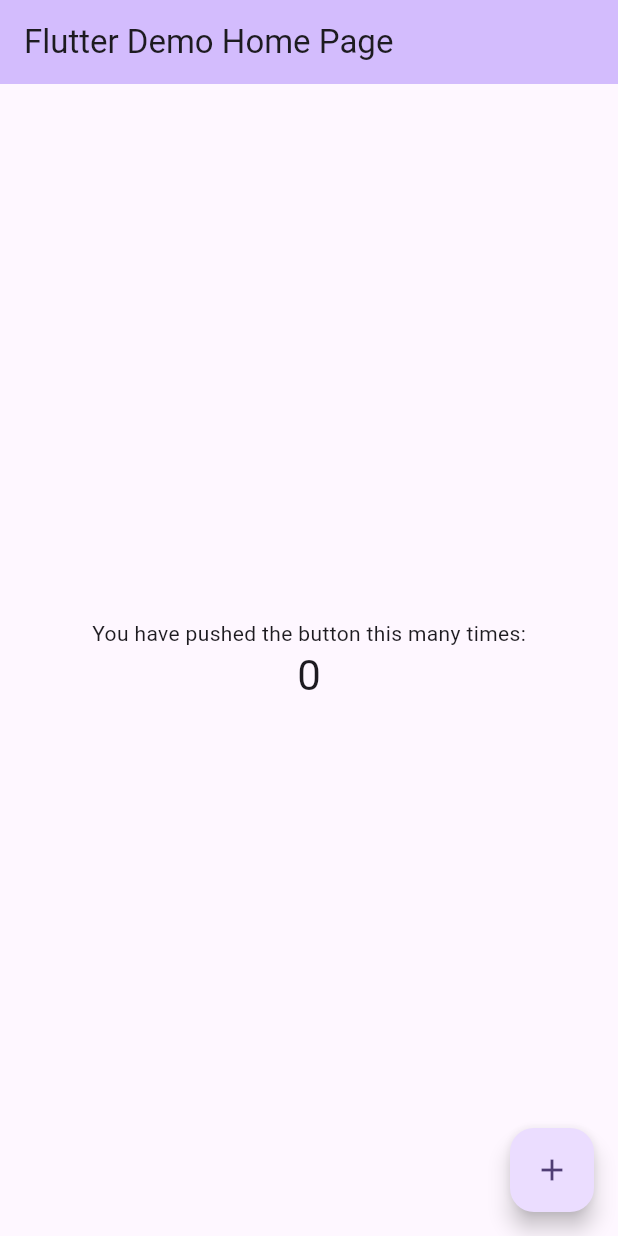
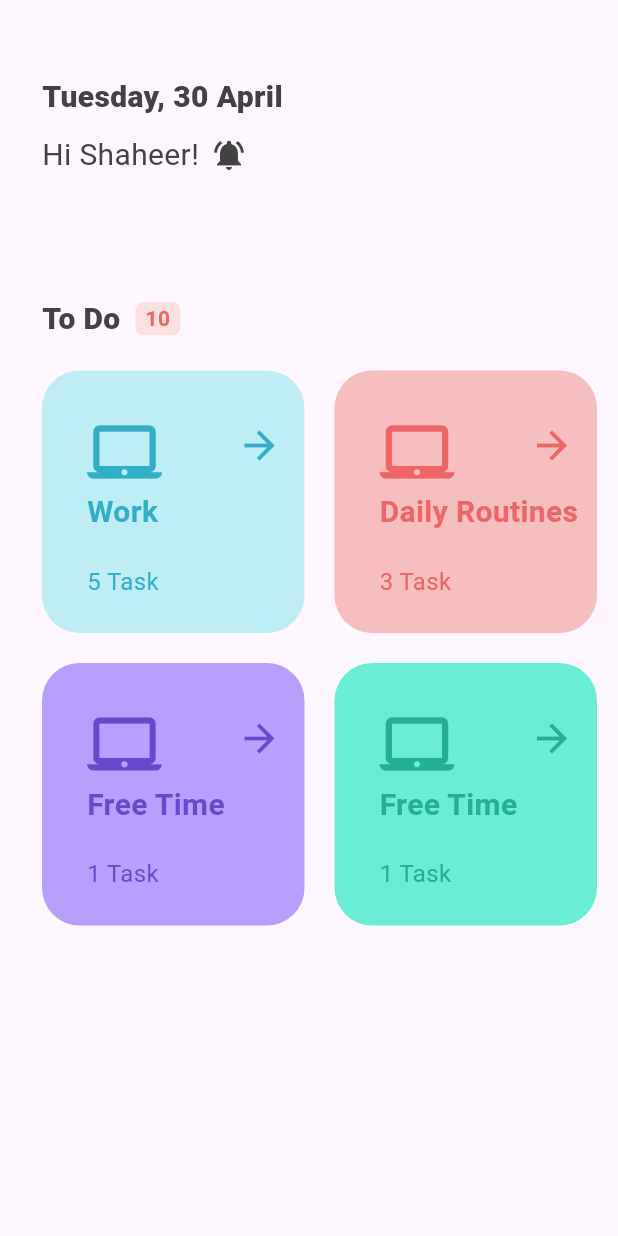
Before and after one commit to meetshaheer/Daily-Plan-App, a Flutter app: the screen it shows after launch, on a phone screen of 412 x 824 dp. Run offline on Flutter 3.47's test engine with Material 3 defaults, Android fonts, the phone set to English and light mode, and no system bars.

Commit message:
Creating Padding Extension, Main Categories containers custom widgets, passing values through constructor, reuse categories container widget multiple time.

```diff
--- /dev/null
+++ b/daily_plainer/lib/extensions/paddingext.dart
@@ -0,0 +1,38 @@
+import 'package:flutter/material.dart';
+
+extension PaddingExtension on Widget {
+  Widget paddingAll(double padding) {
+    return Padding(
+      padding: EdgeInsets.all(padding),
+      child: this,
+    );
+  }
+
+  Widget paddingLeft(double leftPadding) {
+    return Padding(
+      padding: EdgeInsets.only(left: leftPadding),
+      child: this,
+    );
+  }
+
+  Widget paddingRight(double rightPadding) {
+    return Padding(
+      padding: EdgeInsets.only(right: rightPadding),
+      child: this,
+    );
+  }
+
+  Widget paddingTop(double topPadding) {
+    return Padding(
+      padding: EdgeInsets.only(top: topPadding),
+      child: this,
+    );
+  }
+
+  Widget paddingBottom(double bottomPadding) {
+    return Padding(
+      padding: EdgeInsets.only(bottom: bottomPadding),
+      child: this,
+    );
+  }
+}
--- a/daily_plainer/lib/main.dart
+++ b/daily_plainer/lib/main.dart
@@ -1,125 +1,17 @@
+import 'package:daily_plainer/plannerView.dart';
 import 'package:flutter/material.dart';
 
 void main() {
-  runApp(const MyApp());
+  runApp(const myApp());
 }
 
-class MyApp extends StatelessWidget {
-  const MyApp({super.key});
+class myApp extends StatelessWidget {
+  const myApp({super.key});
 
-  // This widget is the root of your application.
   @override
   Widget build(BuildContext context) {
-    return MaterialApp(
-      title: 'Flutter Demo',
-      theme: ThemeData(
-        // This is the theme of your application.
-        //
-        // TRY THIS: Try running your application with "flutter run". You'll see
-        // the application has a purple toolbar. Then, without quitting the app,
-        // try changing the seedColor in the colorScheme below to Colors.green
-        // and then invoke "hot reload" (save your changes or press the "hot
-        // reload" button in a Flutter-supported IDE, or press "r" if you used
-        // the command line to start the app).
-        //
-        // Notice that the counter didn't reset back to zero; the application
-        // state is not lost during the reload. To reset the state, use hot
-        // restart instead.
-        //
-        // This works for code too, not just values: Most code changes can be
-        // tested with just a hot reload.
-        colorScheme: ColorScheme.fromSeed(seedColor: Colors.deepPurple),
-        useMaterial3: true,
-      ),
-      home: const MyHomePage(title: 'Flutter Demo Home Page'),
+    return const MaterialApp(
+      home: plannerView(),
     );
   }
 }
-
-class MyHomePage extends StatefulWidget {
-  const MyHomePage({super.key, required this.title});
-
-  // This widget is the home page of your application. It is stateful, meaning
-  // that it has a State object (defined below) that contains fields that affect
-  // how it looks.
-
-  // This class is the configuration for the state. It holds the values (in this
-  // case the title) provided by the parent (in this case the App widget) and
-  // used by the build method of the State. Fields in a Widget subclass are
-  // always marked "final".
-
-  final String title;
-
-  @override
-  State<MyHomePage> createState() => _MyHomePageState();
-}
-
-class _MyHomePageState extends State<MyHomePage> {
-  int _counter = 0;
-
-  void _incrementCounter() {
-    setState(() {
-      // This call to setState tells the Flutter framework that something has
-      // changed in this State, which causes it to rerun the build method below
-      // so that the display can reflect the updated values. If we changed
-      // _counter without calling setState(), then the build method would not be
-      // called again, and so nothing would appear to happen.
-      _counter++;
-    });
-  }
-
-  @override
-  Widget build(BuildContext context) {
-    // This method is rerun every time setState is called, for instance as done
-    // by the _incrementCounter method above.
-    //
-    // The Flutter framework has been optimized to make rerunning build methods
-    // fast, so that you can just rebuild anything that needs updating rather
-    // than having to individually change instances of widgets.
-    return Scaffold(
-      appBar: AppBar(
-        // TRY THIS: Try changing the color here to a specific color (to
-        // Colors.amber, perhaps?) and trigger a hot reload to see the AppBar
-        // change color while the other colors stay the same.
-        backgroundColor: Theme.of(context).colorScheme.inversePrimary,
-        // Here we take the value from the MyHomePage object that was created by
-        // the App.build method, and use it to set our appbar title.
-        title: Text(widget.title),
-      ),
-      body: Center(
-        // Center is a layout widget. It takes a single child and positions it
-        // in the middle of the parent.
-        child: Column(
-          // Column is also a layout widget. It takes a list of children and
-          // arranges them vertically. By default, it sizes itself to fit its
-          // children horizontally, and tries to be as tall as its parent.
-          //
-          // Column has various properties to control how it sizes itself and
-          // how it positions its children. Here we use mainAxisAlignment to
-          // center the children vertically; the main axis here is the vertical
-          // axis because Columns are vertical (the cross axis would be
-          // horizontal).
-          //
-          // TRY THIS: Invoke "debug painting" (choose the "Toggle Debug Paint"
-          // action in the IDE, or press "p" in the console), to see the
-          // wireframe for each widget.
-          mainAxisAlignment: MainAxisAlignment.center,
-          children: <Widget>[
-            const Text(
-              'You have pushed the button this many times:',
-            ),
-            Text(
-              '$_counter',
-              style: Theme.of(context).textTheme.headlineMedium,
-            ),
-          ],
-        ),
-      ),
-      floatingActionButton: FloatingActionButton(
-        onPressed: _incrementCounter,
-        tooltip: 'Increment',
-        child: const Icon(Icons.add),
-      ), // This trailing comma makes auto-formatting nicer for build methods.
-    );
-  }
-}
--- /dev/null
+++ b/daily_plainer/lib/plannerView.dart
@@ -0,0 +1,98 @@
+import 'package:daily_plainer/extensions/paddingext.dart';
+import 'package:daily_plainer/widgets/todoContainerWidget.dart';
+import 'package:flutter/material.dart';
+
+class plannerView extends StatelessWidget {
+  const plannerView({super.key});
+
+  @override
+  Widget build(BuildContext context) {
+    return Scaffold(
+        body: SafeArea(
+            child: Column(
+      children: [
+        Row(
+          children: [
+            Text("Tuesday, 30 April",
+                style: TextStyle(
+                  fontSize: 20,
+                  fontWeight: FontWeight.w800,
+                  color: Colors.grey[800],
+                )),
+          ],
+        ).paddingTop(50),
+        Row(
+          children: [
+            Text("Hi Shaheer!",
+                style: TextStyle(
+                  fontSize: 20,
+                  color: Colors.grey[800],
+                )),
+            Icon(
+              Icons.notifications_active,
+              color: Colors.grey[800],
+            ).paddingLeft(8)
+          ],
+        ).paddingTop(10),
+        Row(
+          children: [
+            Text("To Do",
+                style: TextStyle(
+                  fontSize: 20,
+                  fontWeight: FontWeight.w800,
+                  color: Colors.grey[800],
+                )),
+            Padding(
+              padding: const EdgeInsets.only(left: 10),
+              child: Container(
+                decoration: BoxDecoration(
+                  color: const Color(0xffFCE0E0),
+                  borderRadius: BorderRadius.circular(5),
+                ),
+                width: 30,
+                height: 22,
+                child: const Center(
+                  child: Text(
+                    "10",
+                    style: TextStyle(
+                      color: Color(0xffEF6565),
+                      fontWeight: FontWeight.w600,
+                    ),
+                  ),
+                ),
+              ),
+            )
+          ],
+        ).paddingTop(80),
+        const Row(
+          children: [
+            todoContainerWidget(
+                title: "Work",
+                task: "5 Task",
+                primary: Color(0xffBEEDF6),
+                secondary: Color(0xff31AFC8)),
+            todoContainerWidget(
+                title: "Daily Routines",
+                task: "3 Task",
+                primary: Color(0xffF6BEBE),
+                secondary: Color(0xffEF6565))
+          ],
+        ),
+        const Row(
+          children: [
+            todoContainerWidget(
+                title: "Free Time",
+                task: "1 Task",
+                primary: Color(0xffB79EFF),
+                secondary: Color(0xff6A48CC)),
+            todoContainerWidget(
+                title: "Free Time",
+                task: "1 Task",
+                primary: Color(0xff69EDD5),
+                secondary: Color(0xff23B097)),
+          ],
+        )
+      ],
+    ).paddingLeft(28)));
+  }
+}
--- /dev/null
+++ b/daily_plainer/lib/widgets/todoContainerWidget.dart
@@ -0,0 +1,74 @@
+import 'package:flutter/material.dart';
+import 'package:daily_plainer/extensions/paddingext.dart';
+
+class todoContainerWidget extends StatelessWidget {
+  final String title;
+  final String task;
+  final Color primary;
+  final Color secondary;
+
+  const todoContainerWidget({
+    super.key,
+    required this.title,
+    required this.task,
+    required this.primary,
+    required this.secondary,
+  });
+  @override
+  Widget build(BuildContext context) {
+    return Row(
+      children: [
+        Container(
+          decoration: BoxDecoration(
+            color: primary,
+            borderRadius: BorderRadius.circular(25),
+          ),
+          height: 175,
+          width: 175,
+          margin: const EdgeInsets.only(right: 20),
+          child: Column(
+            children: [
+              Row(
+                children: [
+                  Icon(
+                    Icons.laptop_mac,
+                    color: secondary,
+                    size: 50,
+                  ).paddingLeft(30).paddingTop(30),
+                  const Spacer(),
+                  Icon(
+                    Icons.arrow_forward,
+                    color: secondary,
+                    size: 30,
+                  ).paddingRight(15).paddingTop(20)
+                ],
+              ),
+              SizedBox(
+                width: double.infinity,
+                child: Text(
+                  title,
+                  style: TextStyle(
+                    fontSize: 20,
+                    fontWeight: FontWeight.w700,
+                    color: secondary,
+                  ),
+                ),
+              ).paddingLeft(30),
+              SizedBox(
+                width: double.infinity,
+                child: Text(
+                  task,
+                  style: TextStyle(
+                    fontSize: 16,
+                    fontWeight: FontWeight.w400,
+                    color: secondary,
+                  ),
+                ).paddingTop(20),
+              ).paddingLeft(30)
+            ],
+          ),
+        ),
+      ],
+    ).paddingTop(20);
+  }
+}
```
